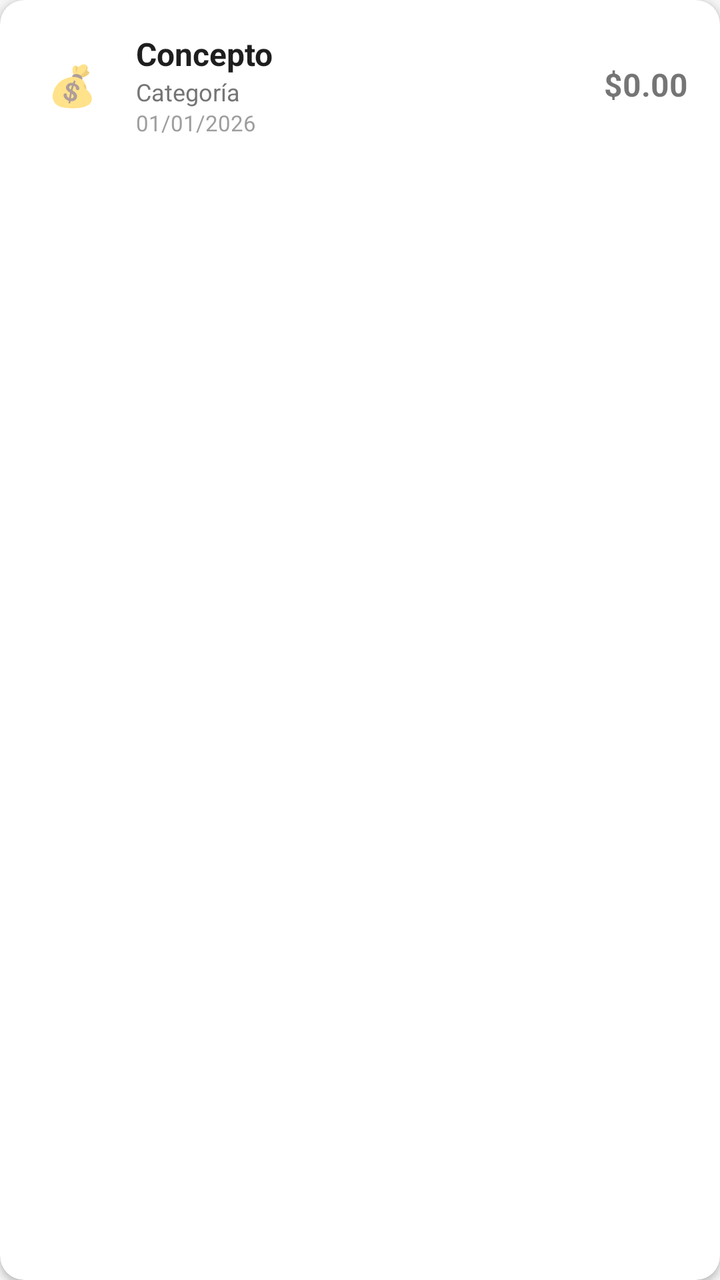
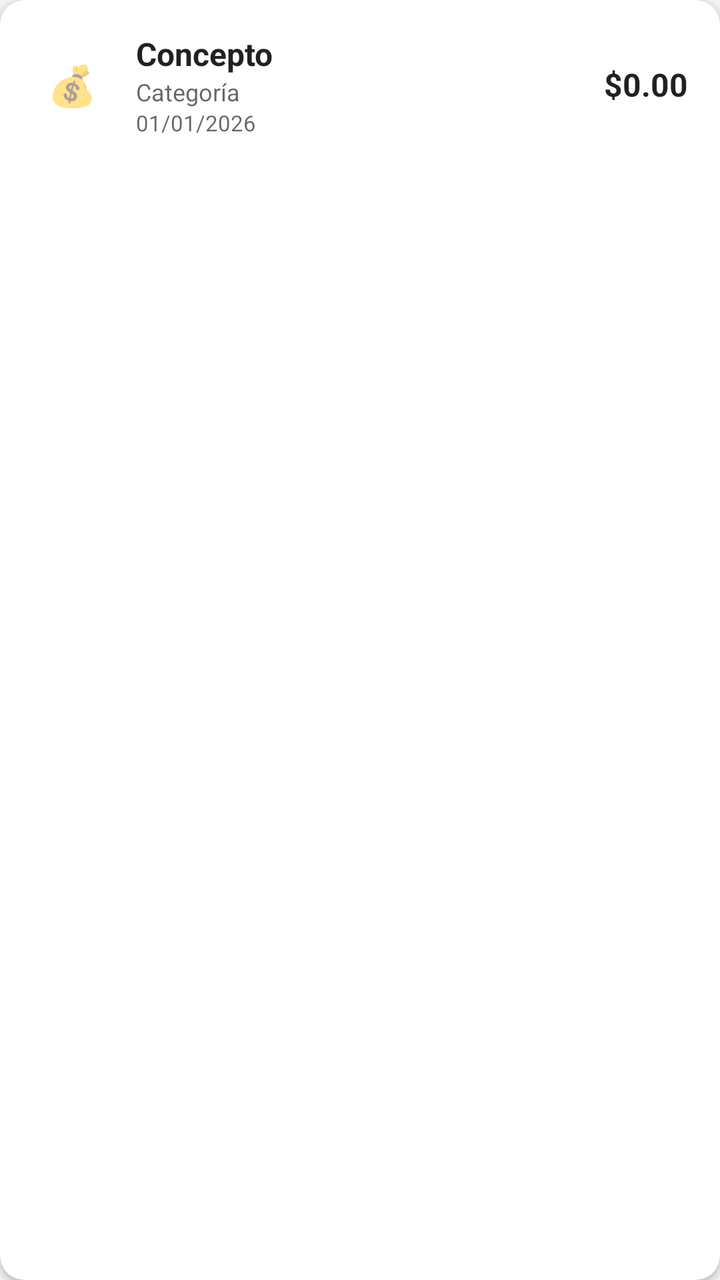

Compare the two renders of this Android layout. The source of the first and the diff that turns it into the second are given below.
<!-- AndroidManifest.xml: application theme Theme.Finance -->
<!-- res/layout/item_transaction.xml -->
<?xml version="1.0" encoding="utf-8"?>

<com.google.android.material.card.MaterialCardView
    xmlns:android="http://schemas.android.com/apk/res/android"
    xmlns:app="http://schemas.android.com/apk/res-auto"
    android:layout_width="match_parent"
    android:layout_height="wrap_content"
    android:layout_marginHorizontal="16dp"
    android:layout_marginVertical="4dp"
    app:cardCornerRadius="12dp"
    app:cardElevation="2dp">

    <LinearLayout
        android:layout_width="match_parent"
        android:layout_height="wrap_content"
        android:orientation="horizontal"
        android:padding="16dp"
        android:gravity="center_vertical">

        <TextView
            android:id="@+id/tvIcon"
            android:layout_width="40dp"
            android:layout_height="40dp"
            android:gravity="center"
            android:text="💰"
            android:textSize="20sp"
            android:layout_marginEnd="12dp"/>

        <LinearLayout
            android:layout_width="0dp"
            android:layout_height="wrap_content"
            android:layout_weight="1"
            android:orientation="vertical">

            <TextView
                android:id="@+id/tvTitle"
                android:layout_width="wrap_content"
                android:layout_height="wrap_content"
                android:text="Concepto"
                android:textSize="16sp"
                android:textStyle="bold"
                android:textColor="#1E1E1E"/>

            <TextView
                android:id="@+id/tvCategory"
                android:layout_width="wrap_content"
                android:layout_height="wrap_content"
                android:text="Categoría"
                android:textSize="12sp"
                android:textColor="#757575"/>

            <TextView
                android:id="@+id/tvDate"
                android:layout_width="wrap_content"
                android:layout_height="wrap_content"
                android:text="01/01/2026"
                android:textSize="11sp"
                android:textColor="#9E9E9E"/>
        </LinearLayout>

        <TextView
            android:id="@+id/tvAmount"
            android:layout_width="wrap_content"
            android:layout_height="wrap_content"
            android:text="$0.00"
            android:textSize="16sp"
            android:textStyle="bold"/>
    </LinearLayout>

</com.google.android.material.card.MaterialCardView>
<!-- resources referenced by this layout -->
<resources>
  <style name="Theme.Finance" parent="Theme.MaterialComponents.DayNight.NoActionBar">
          <item name="colorPrimary">#1A237E</item>
          <item name="colorPrimaryVariant">#000051</item>
          <item name="colorOnPrimary">@color/white</item>
  
          <item name="colorSecondary">#2E7D32</item>
          <item name="colorSecondaryVariant">#005005</item>
          <item name="colorOnSecondary">@color/white</item>
  
          <item name="android:statusBarColor">?attr/colorPrimaryVariant</item>
  
          <item name="android:windowBackground">#F5F5F5</item>
      </style>
  <color name="white">#FFFFFFFF</color>
</resources>

<!-- the commit's change to res/layout/item_transaction.xml (unified diff, before → after) -->
@@ -8,7 +8,8 @@
     android:layout_marginHorizontal="16dp"
     android:layout_marginVertical="4dp"
     app:cardCornerRadius="12dp"
-    app:cardElevation="2dp">
+    app:cardElevation="2dp"
+    app:cardBackgroundColor="?attr/colorSurface">
 
     <LinearLayout
         android:layout_width="match_parent"
@@ -39,7 +40,7 @@
                 android:text="Concepto"
                 android:textSize="16sp"
                 android:textStyle="bold"
-                android:textColor="#1E1E1E"/>
+                android:textColor="?android:attr/textColorPrimary"/>
 
             <TextView
                 android:id="@+id/tvCategory"
@@ -47,7 +48,7 @@
                 android:layout_height="wrap_content"
                 android:text="Categoría"
                 android:textSize="12sp"
-                android:textColor="#757575"/>
+                android:textColor="?android:attr/textColorSecondary"/>
 
             <TextView
                 android:id="@+id/tvDate"
@@ -55,7 +56,7 @@
                 android:layout_height="wrap_content"
                 android:text="01/01/2026"
                 android:textSize="11sp"
-                android:textColor="#9E9E9E"/>
+                android:textColor="?android:attr/textColorSecondary"/>
         </LinearLayout>
 
         <TextView
@@ -64,7 +65,8 @@
             android:layout_height="wrap_content"
             android:text="$0.00"
             android:textSize="16sp"
-            android:textStyle="bold"/>
+            android:textStyle="bold"
+            android:textColor="?android:attr/textColorPrimary"/>
     </LinearLayout>
 
 </com.google.android.material.card.MaterialCardView>
<!-- resource entries referenced after the edit -->
@@ -1,17 +1,20 @@
 <!-- resources referenced by this layout -->
 <resources>
   <style name="Theme.Finance" parent="Theme.MaterialComponents.DayNight.NoActionBar">
+          
           <item name="colorPrimary">#1A237E</item>
           <item name="colorPrimaryVariant">#000051</item>
           <item name="colorOnPrimary">@color/white</item>
   
+          
           <item name="colorSecondary">#2E7D32</item>
           <item name="colorSecondaryVariant">#005005</item>
           <item name="colorOnSecondary">@color/white</item>
   
           <item name="android:statusBarColor">?attr/colorPrimaryVariant</item>
-  
           <item name="android:windowBackground">#F5F5F5</item>
+          <item name="colorSurface">#FFFFFF</item>
+          <item name="colorOnSurface">#1E1E1E</item>
       </style>
   <color name="white">#FFFFFFFF</color>
 </resources>
